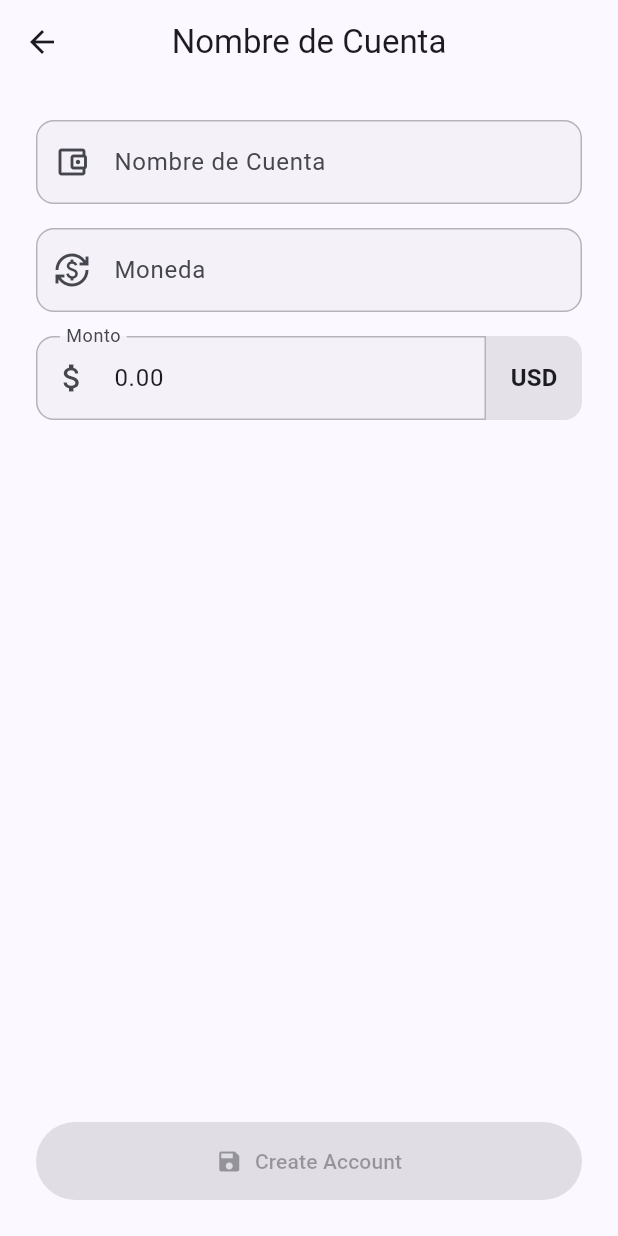
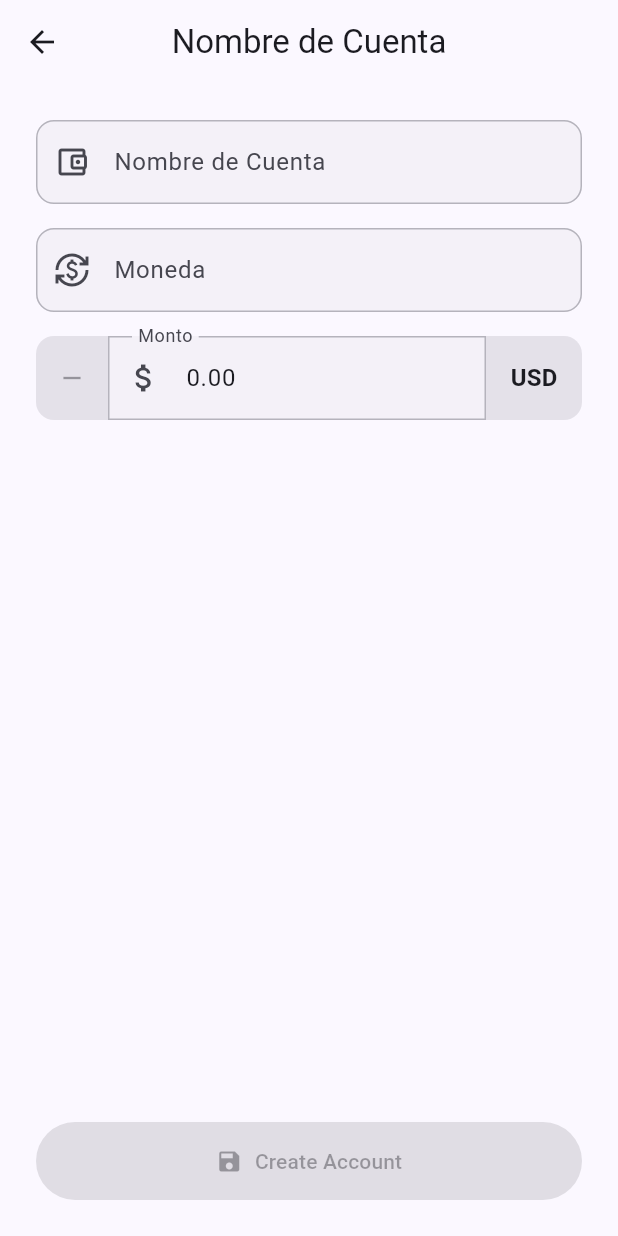
Before and after one commit to camilod529/pocket_guard, a Flutter app: the screen it shows after launch, item 2 of the bottom bar chosen, after a tap on the "add" icon, on a phone screen of 412 x 824 dp. Run offline on Flutter 3.47's test engine with Material 3 defaults, Android fonts, the phone set to English and light mode, and no system bars; our stand-ins replace animate_do, drift, drift_flutter, flutter_riverpod, formz, go_router and 2 more; missing offline and left inert: sqlite3; accounts and stored records are empty; generated files the repository leaves out were written again.

Commit message:
feat(account): Implement currency input formatter for balance field

```diff
--- /dev/null
+++ b/lib/infrastructure/inputs/formatters/currency_input_formatter.dart
@@ -0,0 +1,25 @@
+import 'package:flutter/services.dart';
+
+class CurrencyInputFormatter extends TextInputFormatter {
+  @override
+  TextEditingValue formatEditUpdate(
+    TextEditingValue oldValue,
+    TextEditingValue newValue,
+  ) {
+    final newText = newValue.text;
+
+    // Block if more than 2 decimals or invalid pattern
+    if (!_isValidInput(newText)) {
+      return oldValue;
+    }
+
+    return newValue;
+  }
+
+  bool _isValidInput(String text) {
+    if (text.isEmpty) return true;
+
+    final regex = RegExp(r'^-?\d*\.?\d{0,2}$');
+    return regex.hasMatch(text);
+  }
+}
--- a/lib/presentation/screens/account_form_screen.dart
+++ b/lib/presentation/screens/account_form_screen.dart
@@ -1,7 +1,7 @@
 import 'package:flutter/material.dart';
-import 'package:flutter/services.dart';
 import 'package:flutter_riverpod/flutter_riverpod.dart';
 import 'package:go_router/go_router.dart';
+import 'package:money_manager_flutter/infrastructure/inputs/formatters/currency_input_formatter.dart';
 import 'package:money_manager_flutter/l10n/app_localizations.dart';
 import 'package:money_manager_flutter/presentation/providers/account/account_form_provider.dart';
 import 'package:money_manager_flutter/presentation/providers/account/accounts_provider.dart';
@@ -87,30 +87,65 @@ class AccountFormScreen extends ConsumerWidget {
                   ),
                   const SizedBox(height: 16),
                   IntrinsicHeight(
+                    child: IntrinsicHeight(
                       child: Row(
                         crossAxisAlignment: CrossAxisAlignment.end,
                         children: [
-                        Expanded(
-                          child: CustomFormField(
+                          GestureDetector(
+                            onTap: formState.balance.value != 0
+                                ? () {
+                                    final newValue = -formState.balance.value;
+                                    ref
+                                        .read(
+                                          accountFormProvider(
+                                            accountId,
+                                          ).notifier,
+                                        )
+                                        .balanceChanged(newValue);
+                                  }
+                                : null,
+                            child: Container(
+                              height: double.infinity,
+                              width: 48,
+                              decoration: BoxDecoration(
+                                color: Theme.of(
+                                  context,
+                                ).colorScheme.surfaceContainerHighest,
                                 borderRadius: const BorderRadius.only(
                                   topLeft: Radius.circular(12),
                                   bottomLeft: Radius.circular(12),
                                 ),
+                              ),
+                              child: Icon(
+                                formState.balance.value > 0
+                                    ? Icons.add
+                                    : Icons.remove,
+                                size: 20,
+                                color: formState.balance.value == 0
+                                    ? Theme.of(
+                                        context,
+                                      ).colorScheme.onSurface.withAlpha(100)
+                                    : null,
+                              ),
+                            ),
+                          ),
+                          Expanded(
+                            child: CustomFormField(
+                              borderRadius: BorderRadius.circular(0),
                               initialValue: NumberFormatting.formatNumber(
-                              formState.balance.value,
+                                formState.balance.value.abs(),
                               ),
                               label: localizations.amountLabel,
                               hintText: localizations.amountHint,
-                            prefixIcon: const Icon(Icons.attach_money_outlined),
-                            keyboardType: const TextInputType.numberWithOptions(
+                              prefixIcon: const Icon(
+                                Icons.attach_money_outlined,
+                              ),
+                              keyboardType:
+                                  const TextInputType.numberWithOptions(
                                     signed: true,
                                     decimal: true,
                                   ),
-                            inputFormatters: [
-                              FilteringTextInputFormatter.allow(
-                                RegExp(r'^-?\d*\.?\d{0,2}'),
-                              ),
-                            ],
+                              inputFormatters: [CurrencyInputFormatter()],
                               onChanged: (value) {
                                 final parsedValue =
                                     NumberFormatting.parseUserInput(
@@ -118,6 +153,7 @@ class AccountFormScreen extends ConsumerWidget {
                                       formState.currency.value.isEmpty
                                           ? 'USD'
                                           : formState.currency.value,
+                                      removeNegative: false,
                                     );
                                 if (parsedValue != null || value.isEmpty) {
                                   ref
@@ -131,8 +167,10 @@ class AccountFormScreen extends ConsumerWidget {
                               },
                             ),
                           ),
+                          // Toggle Sign Button - Updates TEXT display
+                          // Currency Container
                           Container(
-                          width: 64, // Fixed width for consistency
+                            width: 64,
                             padding: const EdgeInsets.symmetric(
                               horizontal: 12,
                               vertical: 16,
@@ -147,7 +185,6 @@ class AccountFormScreen extends ConsumerWidget {
                               ),
                             ),
                             child: Center(
-                            // Center vertically within the full height
                               child: Text(
                                 formState.currency.value.isEmpty
                                     ? 'USD'
@@ -158,6 +195,7 @@ class AccountFormScreen extends ConsumerWidget {
                             ),
                           ),
                         ],
+                      ),
                     ),
                   ),
                   const Spacer(),
--- a/lib/presentation/widgets/shared/forms/custom_form_field.dart
+++ b/lib/presentation/widgets/shared/forms/custom_form_field.dart
@@ -22,6 +22,7 @@ class CustomFormField extends ConsumerWidget {
   final int? minLines;
   final bool readOnly;
   final BorderRadius borderRadius;
+  final VoidCallback? onTap;
   const CustomFormField({
     super.key,
     required this.label,
@@ -42,6 +43,7 @@ class CustomFormField extends ConsumerWidget {
     this.enableSuggestions = true,
     this.maxLines = 1,
     this.minLines,
+    this.onTap,
     this.borderRadius = const BorderRadius.all(Radius.circular(12)),
   });
 
@@ -57,6 +59,7 @@ class CustomFormField extends ConsumerWidget {
       onChanged: (value) {
         onChanged?.call(value);
       },
+      onTap: onTap,
       controller: controller,
       readOnly: readOnly,
       inputFormatters: inputFormatters,
--- a/lib/utils/shared/number_formatting.dart
+++ b/lib/utils/shared/number_formatting.dart
@@ -62,7 +62,11 @@ class NumberFormatting {
   }
 
   /// Parses user input string to double, handling locale-specific formats
-  static double? parseUserInput(String input, String currency) {
+  static double? parseUserInput(
+    String input,
+    String currency, {
+    bool removeNegative = true,
+  }) {
     if (input.isEmpty) return null;
 
     // Clean input: remove currency symbols, spaces, thousands separators
@@ -75,8 +79,10 @@ class NumberFormatting {
         .trim();
 
     // Handle negative numbers
-    bool isNegative = cleaned.startsWith('-');
-    if (isNegative) cleaned = cleaned.substring(1);
+    if (removeNegative) {
+      bool isNegative = cleaned.startsWith('-');
+      if (isNegative) cleaned = cleaned.substring(1);
+    }
 
     return double.tryParse(cleaned);
   }
```
Lines whose indentation alone changed are shown as unchanged.
